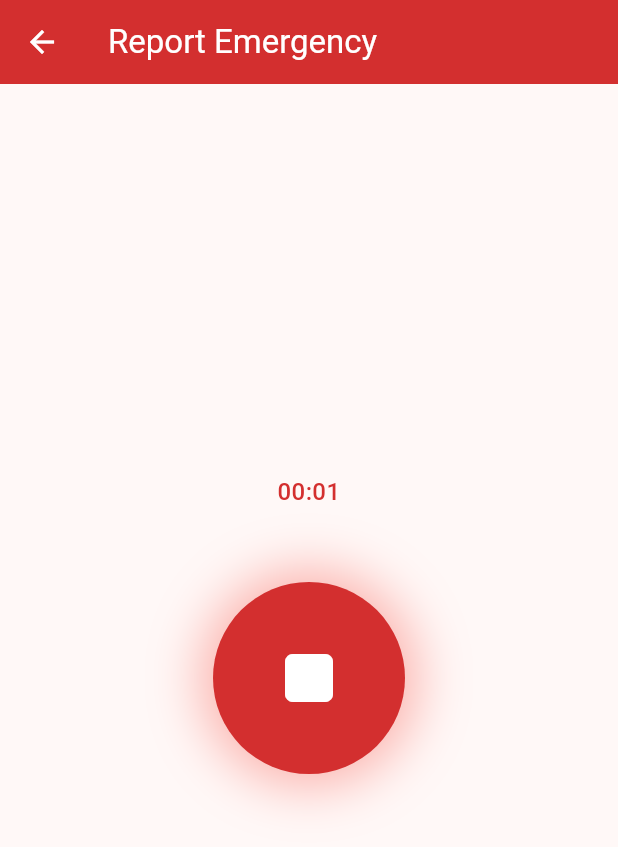
After one commit to aneeshhmon-create/ambulance-main-project, a Flutter app: the RecordScreen screen opened by its route, after a tap on the "mic" icon, on a phone screen of 412 x 824 dp. The commit adds this screen. Shown: the top 847 px of the screen. Run offline on Flutter 3.47's test engine with Material 3 defaults, Android fonts, the light colour scheme and no system bars; our stand-ins replace audioplayers, permission_handler, shared_preferences; missing offline and left inert: record; accounts and stored records are empty.

Commit message:
ADDED RECORDING SCREEN

```diff
--- /dev/null
+++ b/ambulance_user_app/lib/controllers/recording_controller.dart
@@ -0,0 +1,244 @@
+import 'dart:async';
+import 'dart:io';
+
+import 'package:flutter/foundation.dart';
+import 'package:path_provider/path_provider.dart';
+import 'package:permission_handler/permission_handler.dart';
+
+import '../services/audio_recorder_service.dart';
+
+// ---------------------------------------------------------------------------
+// State enum
+// ---------------------------------------------------------------------------
+
+/// All states the recording flow can be in.
+enum RecordingState {
+  /// No recording in progress, no file ready.
+  idle,
+
+  /// Mic permission was denied this session (can retry via the prompt).
+  permissionDenied,
+
+  /// Mic permission was permanently denied (user must open app settings).
+  permissionPermanentlyDenied,
+
+  /// Actively recording.
+  recording,
+
+  /// Recording finished and accepted (≥ [RecordingController.minDuration]).
+  recorded,
+
+  /// Recording was stopped too early (< [RecordingController.minDuration]).
+  tooShort,
+
+  /// An unexpected recorder error occurred.
+  error,
+}
+
+// ---------------------------------------------------------------------------
+// Controller
+// ---------------------------------------------------------------------------
+
+/// Owns all microphone-recording business logic.
+///
+/// Responsibilities:
+/// - Request/check microphone permission.
+/// - Manage the `record` package via [AudioRecorderService].
+/// - Drive an elapsed-seconds ticker while recording.
+/// - Enforce minimum (2 s) and maximum (60 s) durations.
+/// - Expose [state], [elapsed], [recordedPath], [errorMessage] for the UI.
+///
+/// The controller is pure Dart (no Flutter widgets), making it straightforward
+/// to test with a [FakeAudioRecorderService] and `fake_async`.
+class RecordingController extends ChangeNotifier {
+  RecordingController({
+    required AudioRecorderService recorderService,
+    /// Injected so tests can control `getTempDirectory`.
+    Future<Directory> Function()? getTempDir,
+    /// Injected so tests can mock permission status without platform channels.
+    Future<PermissionStatus> Function()? checkAndRequestPermission,
+    /// Injected so tests can mock file deletion without native async I/O.
+    Future<void> Function(String path)? deleteFile,
+  })  : _recorder = recorderService,
+        _getTempDir = getTempDir ?? getTemporaryDirectory,
+        _checkAndRequestPermission =
+            checkAndRequestPermission ?? _defaultCheckAndRequestPermission,
+        _deleteFileFn = deleteFile ?? _defaultDeleteFile;
+
+  // ── Configuration ──────────────────────────────────────────────────────────
+
+  /// Minimum acceptable recording length in seconds.
+  static const int minDuration = 2;
+
+  /// Maximum recording length in seconds; auto-stops at this limit.
+  static const int maxDuration = 60;
+
+  // ── Dependencies ───────────────────────────────────────────────────────────
+
+  final AudioRecorderService _recorder;
+  final Future<Directory> Function() _getTempDir;
+  final Future<PermissionStatus> Function() _checkAndRequestPermission;
+  final Future<void> Function(String path) _deleteFileFn;
+
+  // ── State ──────────────────────────────────────────────────────────────────
+
+  RecordingState _state = RecordingState.idle;
+  int _elapsed = 0;
+  String? _recordedPath;
+  String _errorMessage = '';
+
+  Timer? _ticker;
+
+  // ── Public getters ─────────────────────────────────────────────────────────
+
+  RecordingState get state => _state;
+  int get elapsed => _elapsed;
+
+  /// Absolute path to the accepted recording. Non-null only in [RecordingState.recorded].
+  String? get recordedPath => _recordedPath;
+
+  /// Human-readable error description. Non-empty only in [RecordingState.error].
+  String get errorMessage => _errorMessage;
+
+  // ── Public API ─────────────────────────────────────────────────────────────
+
+  /// Checks/requests the microphone permission, then starts recording.
+  ///
+  /// Transitions:
+  /// - granted → recording
+  /// - denied  → permissionDenied
+  /// - permanentlyDenied / restricted → permissionPermanentlyDenied
+  Future<void> startRecording() async {
+    if (_state == RecordingState.recording) return;
+
+    // ── Permission check ──────────────────────────────────────────────────
+    PermissionStatus status = await _checkAndRequestPermission();
+
+    if (status.isPermanentlyDenied || status.isRestricted) {
+      _setState(RecordingState.permissionPermanentlyDenied);
+      return;
+    }
+
+    if (!status.isGranted) {
+      _setState(RecordingState.permissionDenied);
+      return;
+    }
+
+    // ── Start recorder ────────────────────────────────────────────────────
+    try {
+      final dir = await _getTempDir();
+      final path =
+          '${dir.path}/report_${DateTime.now().millisecondsSinceEpoch}.m4a';
+
+      await _recorder.start(path);
+
+      _elapsed = 0;
+      _recordedPath = path; // tentative — cleared if tooShort
+      _startTicker();
+      _setState(RecordingState.recording);
+    } catch (e) {
+      _errorMessage = e.toString();
+      _setState(RecordingState.error);
+    }
+  }
+
+  /// Stops an active recording.
+  ///
+  /// If elapsed < [minDuration]: state → tooShort, file deleted.
+  /// Otherwise: state → recorded.
+  Future<void> stopRecording() async {
+    if (_state != RecordingState.recording) return;
+    _stopTicker();
+
+    try {
+      await _recorder.stop();
+    } catch (e) {
+      _errorMessage = e.toString();
+      _recordedPath = null;
+      _setState(RecordingState.error);
+      return;
+    }
+
+    if (_elapsed < minDuration) {
+      await _deleteFile(_recordedPath);
+      _recordedPath = null;
+      _setState(RecordingState.tooShort);
+    } else {
+      _setState(RecordingState.recorded);
+    }
+  }
+
+  /// Deletes the previous recording and returns to [RecordingState.idle].
+  Future<void> reRecord() async {
+    if (_state == RecordingState.recording) {
+      await stopRecording();
+    }
+    await _deleteFile(_recordedPath);
+    _recordedPath = null;
+    _elapsed = 0;
+    _setState(RecordingState.idle);
+  }
+
+  // ── Lifecycle ──────────────────────────────────────────────────────────────
+
+  @override
+  Future<void> dispose() async {
+    // Stop any active recording but do NOT delete an already-accepted file.
+    if (_state == RecordingState.recording) {
+      _stopTicker();
+      try {
+        await _recorder.stop();
+        // If we were recording when disposed, treat it as too short / discard.
+        if (_elapsed < minDuration) {
+          await _deleteFile(_recordedPath);
+          _recordedPath = null;
+        }
+        // else: leave the file; the UI that started us may still need it.
+      } catch (_) {}
+    }
+    await _recorder.dispose();
+    super.dispose();
+  }
+
+  // ── Private helpers ────────────────────────────────────────────────────────
+
+  void _setState(RecordingState s) {
+    _state = s;
+    notifyListeners();
+  }
+
+  void _startTicker() {
+    _ticker = Timer.periodic(const Duration(seconds: 1), (_) {
+      _elapsed++;
+      notifyListeners();
+      if (_elapsed >= maxDuration) {
+        stopRecording();
+      }
+    });
+  }
+
+  void _stopTicker() {
+    _ticker?.cancel();
+    _ticker = null;
+  }
+
+  Future<void> _deleteFile(String? path) async {
+    if (path == null) return;
+    await _deleteFileFn(path);
+  }
+
+  static Future<void> _defaultDeleteFile(String path) async {
+    try {
+      final f = File(path);
+      if (await f.exists()) await f.delete();
+    } catch (_) {}
+  }
+
+  static Future<PermissionStatus> _defaultCheckAndRequestPermission() async {
+    PermissionStatus status = await Permission.microphone.status;
+    if (!status.isGranted) {
+      status = await Permission.microphone.request();
+    }
+    return status;
+  }
+}
--- /dev/null
+++ b/ambulance_user_app/lib/screens/record_screen.dart
@@ -0,0 +1,404 @@
+import 'dart:async';
+
+import 'package:audioplayers/audioplayers.dart';
+import 'package:flutter/material.dart';
+import 'package:permission_handler/permission_handler.dart';
+
+import '../controllers/recording_controller.dart';
+import '../services/audio_recorder_service.dart';
+
+// ---------------------------------------------------------------------------
+// RecordScreen — route '/report'
+// ---------------------------------------------------------------------------
+
+/// Voice-recording screen.
+///
+/// Owns a [RecordingController] (with the real [RecordPackageRecorder]) and
+/// maps every [RecordingState] to a distinct UI.  It also handles lifecycle
+/// edge-cases: stopping the recorder when the screen is popped mid-recording.
+class RecordScreen extends StatefulWidget {
+  const RecordScreen({super.key, AudioRecorderService? recorderService})
+      : _recorderService = recorderService;
+
+  final AudioRecorderService? _recorderService;
+
+  @override
+  State<RecordScreen> createState() => _RecordScreenState();
+}
+
+class _RecordScreenState extends State<RecordScreen>
+    with WidgetsBindingObserver {
+  late final RecordingController _controller;
+
+  @override
+  void initState() {
+    super.initState();
+    WidgetsBinding.instance.addObserver(this);
+    _controller = RecordingController(
+      recorderService: widget._recorderService ?? RecordPackageRecorder(),
+    )..addListener(_onStateChange);
+  }
+
+  void _onStateChange() {
+    if (mounted) setState(() {});
+  }
+
+  // Stop recording cleanly when the app goes to background.
+  @override
+  void didChangeAppLifecycleState(AppLifecycleState state) {
+    if (state == AppLifecycleState.paused &&
+        _controller.state == RecordingState.recording) {
+      _controller.stopRecording();
+    }
+  }
+
+  @override
+  void dispose() {
+    WidgetsBinding.instance.removeObserver(this);
+    _controller
+      ..removeListener(_onStateChange)
+      ..dispose();
+    super.dispose();
+  }
+
+  // ── Navigation ────────────────────────────────────────────────────────────
+
+  Future<bool> _onWillPop() async {
+    if (_controller.state == RecordingState.recording) {
+      await _controller.stopRecording();
+    }
+    return true;
+  }
+
+  void _navigateToSubmit() {
+    Navigator.of(context).pushNamed(
+      '/submit',
+      arguments: _controller.recordedPath,
+    );
+  }
+
+  // ── Build ──────────────────────────────────────────────────────────────────
+
+  @override
+  Widget build(BuildContext context) {
+    return PopScope(
+      canPop: false,
+      onPopInvokedWithResult: (didPop, _) async {
+        if (!didPop) {
+          final canLeave = await _onWillPop();
+          if (canLeave && context.mounted) Navigator.of(context).pop();
+        }
+      },
+      child: Scaffold(
+        appBar: AppBar(
+          title: const Text('Report Emergency'),
+          backgroundColor: Colors.red[700],
+          foregroundColor: Colors.white,
+        ),
+        body: SafeArea(
+          child: Padding(
+            padding: const EdgeInsets.all(24),
+            child: _buildBody(),
+          ),
+        ),
+      ),
+    );
+  }
+
+  Widget _buildBody() {
+    final state = _controller.state;
+
+    if (state == RecordingState.recorded) {
+      return _PlaybackView(
+        path: _controller.recordedPath!,
+        onReRecord: _controller.reRecord,
+        onContinue: _navigateToSubmit,
+      );
+    }
+
+    return Column(
+      mainAxisAlignment: MainAxisAlignment.center,
+      crossAxisAlignment: CrossAxisAlignment.stretch,
+      children: [
+        _StatusMessage(state: state, elapsed: _controller.elapsed),
+        const SizedBox(height: 48),
+        _MicButton(
+          state: state,
+          elapsed: _controller.elapsed,
+          onStart: _controller.startRecording,
+          onStop: _controller.stopRecording,
+        ),
+        const SizedBox(height: 48),
+        _ActionRow(
+          state: state,
+          onRetry: _controller.startRecording,
+          onOpenSettings: openAppSettings,
+        ),
+      ],
+    );
+  }
+}
+
+// ---------------------------------------------------------------------------
+// Sub-widgets
+// ---------------------------------------------------------------------------
+
+/// Contextual text that tells the user what to do or what went wrong.
+class _StatusMessage extends StatelessWidget {
+  const _StatusMessage({required this.state, required this.elapsed});
+
+  final RecordingState state;
+  final int elapsed;
+
+  @override
+  Widget build(BuildContext context) {
+    final (text, color) = switch (state) {
+      RecordingState.idle => (
+          'Tap the mic and describe the emergency',
+          Colors.black87
+        ),
+      RecordingState.recording => (
+          _fmt(elapsed),
+          Colors.red[700]!,
+        ),
+      RecordingState.tooShort => (
+          'Recording too short — please try again (min 2 s)',
+          Colors.orange[800]!
+        ),
+      RecordingState.permissionDenied => (
+          'Microphone permission was denied.\nPlease tap "Try Again" to re-prompt.',
+          Colors.red[800]!,
+        ),
+      RecordingState.permissionPermanentlyDenied => (
+          'Microphone access is permanently blocked.\n'
+              'Open Settings and enable the Microphone permission for this app.',
+          Colors.red[800]!,
+        ),
+      RecordingState.error => (
+          'Something went wrong with the recorder.',
+          Colors.red[800]!
+        ),
+      RecordingState.recorded => ('', Colors.transparent),
+    };
+
+    return Text(
+      text,
+      textAlign: TextAlign.center,
+      style: TextStyle(
+        fontSize: 16,
+        fontWeight: FontWeight.w500,
+        color: color,
+        height: 1.5,
+      ),
+    );
+  }
+
+  String _fmt(int seconds) {
+    final m = (seconds ~/ 60).toString().padLeft(2, '0');
+    final s = (seconds % 60).toString().padLeft(2, '0');
+    return '$m:$s';
+  }
+}
+
+/// The large animated mic button.
+class _MicButton extends StatelessWidget {
+  const _MicButton({
+    required this.state,
+    required this.elapsed,
+    required this.onStart,
+    required this.onStop,
+  });
+
+  final RecordingState state;
+  final int elapsed;
+  final VoidCallback onStart;
+  final VoidCallback onStop;
+
+  @override
+  Widget build(BuildContext context) {
+    final isRecording = state == RecordingState.recording;
+    final isActive = [
+      RecordingState.idle,
+      RecordingState.recording,
+      RecordingState.tooShort,
+      RecordingState.error,
+    ].contains(state);
+
+    return Center(
+      child: GestureDetector(
+        onTap: isActive ? (isRecording ? onStop : onStart) : null,
+        child: AnimatedContainer(
+          duration: const Duration(milliseconds: 300),
+          width: 128,
+          height: 128,
+          decoration: BoxDecoration(
+            shape: BoxShape.circle,
+            color: isRecording ? Colors.red[700] : Colors.red[100],
+            boxShadow: [
+              if (isRecording)
+                BoxShadow(
+                  color: Colors.red.withAlpha(100),
+                  blurRadius: 30,
+                  spreadRadius: 8,
+                ),
+            ],
+          ),
+          child: Icon(
+            isRecording ? Icons.stop_rounded : Icons.mic_rounded,
+            size: 64,
+            color: isRecording ? Colors.white : Colors.red[700],
+          ),
+        ),
+      ),
+    );
+  }
+}
+
+/// "Try Again" / "Open Settings" buttons shown only when relevant.
+class _ActionRow extends StatelessWidget {
+  const _ActionRow({
+    required this.state,
+    required this.onRetry,
+    required this.onOpenSettings,
+  });
+
+  final RecordingState state;
+  final VoidCallback onRetry;
+  final Future<bool> Function() onOpenSettings;
+
+  @override
+  Widget build(BuildContext context) {
+    if (state == RecordingState.permissionDenied) {
+      return Center(
+        child: FilledButton.tonal(
+          onPressed: onRetry,
+          child: const Text('Try Again'),
+        ),
+      );
+    }
+
+    if (state == RecordingState.permissionPermanentlyDenied) {
+      return Center(
+        child: FilledButton(
+          onPressed: () => onOpenSettings(),
+          style: FilledButton.styleFrom(backgroundColor: Colors.red[700]),
+          child: const Text('Open Settings'),
+        ),
+      );
+    }
+
+    return const SizedBox.shrink();
+  }
+}
+
+// ---------------------------------------------------------------------------
+// Playback view — shown after a successful recording
+// ---------------------------------------------------------------------------
+
+class _PlaybackView extends StatefulWidget {
+  const _PlaybackView({
+    required this.path,
+    required this.onReRecord,
+    required this.onContinue,
+  });
+
+  final String path;
+  final Future<void> Function() onReRecord;
+  final VoidCallback onContinue;
+
+  @override
+  State<_PlaybackView> createState() => _PlaybackViewState();
+}
+
+class _PlaybackViewState extends State<_PlaybackView> {
+  final AudioPlayer _player = AudioPlayer();
+  PlayerState _playerState = PlayerState.stopped;
+  StreamSubscription<PlayerState>? _sub;
+
+  @override
+  void initState() {
+    super.initState();
+    _sub = _player.onPlayerStateChanged.listen((s) {
+      if (mounted) setState(() => _playerState = s);
+    });
+  }
+
+  @override
+  void dispose() {
+    _sub?.cancel();
+    _player.dispose();
+    super.dispose();
+  }
+
+  Future<void> _togglePlayback() async {
+    if (_playerState == PlayerState.playing) {
+      await _player.pause();
+    } else {
+      await _player.play(DeviceFileSource(widget.path));
+    }
+  }
+
+  @override
+  Widget build(BuildContext context) {
+    final isPlaying = _playerState == PlayerState.playing;
+
+    return Column(
+      mainAxisAlignment: MainAxisAlignment.center,
+      crossAxisAlignment: CrossAxisAlignment.stretch,
+      children: [
+        const Icon(Icons.check_circle_rounded, color: Colors.green, size: 80),
+        const SizedBox(height: 16),
+        const Text(
+          'Recording saved!',
+          textAlign: TextAlign.center,
+          style: TextStyle(fontSize: 20, fontWeight: FontWeight.bold),
+        ),
+        const SizedBox(height: 32),
+
+        // Play / Pause preview
+        Center(
+          child: IconButton.filled(
+            icon: Icon(isPlaying ? Icons.pause_rounded : Icons.play_arrow_rounded),
+            iconSize: 48,
+            style: IconButton.styleFrom(
+              backgroundColor: Colors.red[700],
+              foregroundColor: Colors.white,
+              minimumSize: const Size(80, 80),
+            ),
+            onPressed: _togglePlayback,
+            tooltip: isPlaying ? 'Pause' : 'Play preview',
+          ),
+        ),
+        const SizedBox(height: 48),
+
+        // Re-record
+        OutlinedButton.icon(
+          icon: const Icon(Icons.replay_rounded),
+          label: const Text('Re-record'),
+          onPressed: () async {
+            await _player.stop();
+            await widget.onReRecord();
+          },
+          style: OutlinedButton.styleFrom(
+            foregroundColor: Colors.red[700],
+            side: BorderSide(color: Colors.red[700]!),
+            padding: const EdgeInsets.symmetric(vertical: 14),
+          ),
+        ),
+        const SizedBox(height: 16),
+
+        // Continue
+        FilledButton.icon(
+          icon: const Icon(Icons.arrow_forward_rounded),
+          label: const Text('Continue'),
+          onPressed: widget.onContinue,
+          style: FilledButton.styleFrom(
+            backgroundColor: Colors.red[700],
+            foregroundColor: Colors.white,
+            padding: const EdgeInsets.symmetric(vertical: 14),
+          ),
+        ),
+      ],
+    );
+  }
+}
--- a/ambulance_user_app/pubspec.yaml
+++ b/ambulance_user_app/pubspec.yaml
@@ -40,10 +40,12 @@ dependencies:
   geolocator: ^14.1.1
   shared_preferences: ^2.5.5
   path_provider: ^2.1.6
+  audioplayers: ^6.0.0
 
 dev_dependencies:
   flutter_test:
     sdk: flutter
+  fake_async: ^1.3.2
 
   # The "flutter_lints" package below contains a set of recommended lints to
   # encourage good coding practices. The lint set provided by the package is
```
Also changed, not shown: ambulance_user_app/lib/main.dart (+29 -12 lines), ambulance_user_app/lib/services/audio_recorder_service.dart (added, +58 -0 lines), ambulance_user_app/pubspec.lock, 6 other files.
